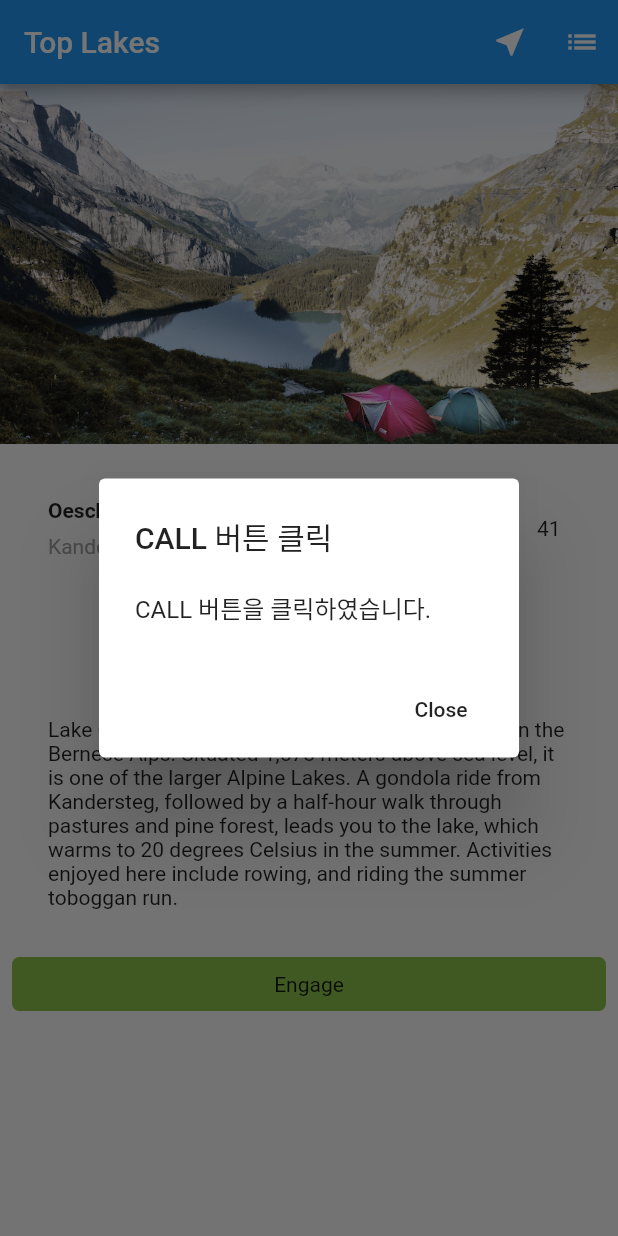
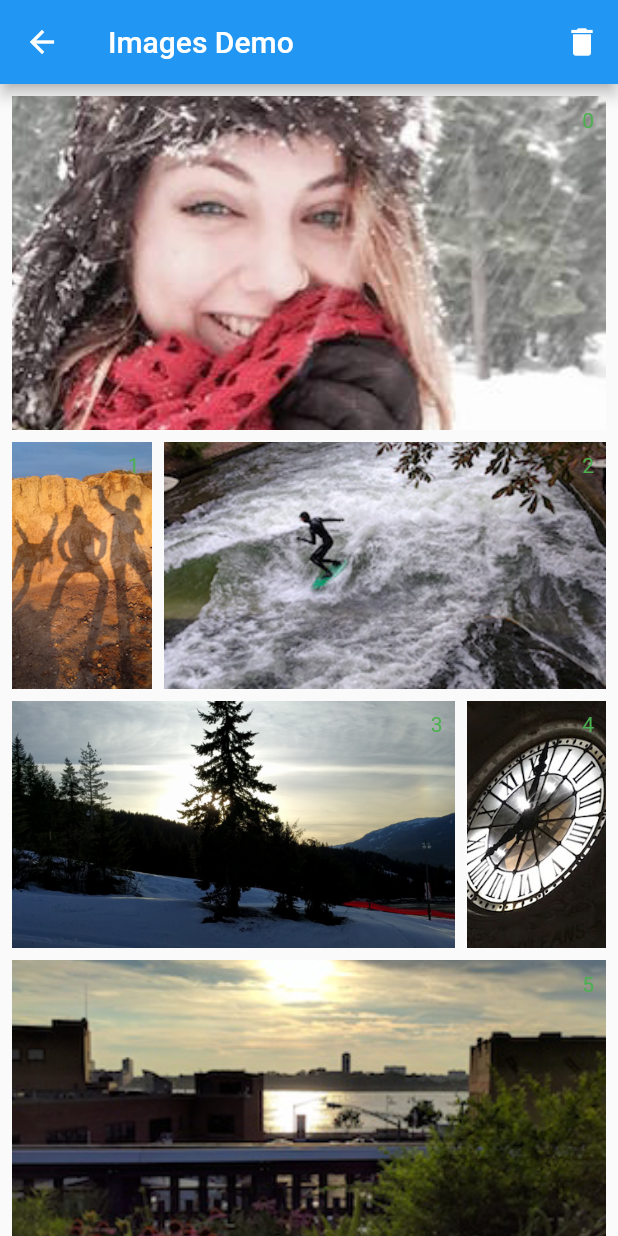
Before and after one commit to masterPatterns/flutter_app, a Flutter app: the screen it shows after launch, after a tap on "Engage", on a phone screen of 412 x 824 dp. Run offline on Flutter 3.47's test engine with Material 2 defaults, Android fonts, the phone set to English and light mode, and no system bars.

Commit message:
StaggerAnimation tutorial start

```diff
--- /dev/null
+++ b/lib/src/ImagesDemo.dart
@@ -0,0 +1,114 @@
+import 'package:flutter/material.dart';
+import 'package:flutter/scheduler.dart' show timeDilation;
+import 'package:flutter_app/src/PhotoFrame.dart';
+import 'package:flutter_app/src/PhotoItem.dart';
+import 'package:flutter_app/src/Photos.dart';
+
+final List<Photos> allPhotos = List<Photos>.generate(30, (int index) {
+return Photos('images/pic${index+1}.jpg', index);
+});
+
+final List<List<PhotoFrame>> photoBlockFrames = [
+    [const PhotoFrame(1.0, 0.4)],
+    [const PhotoFrame(0.25, 0.3), const PhotoFrame(0.75, 0.3)],
+    [const PhotoFrame(0.75, 0.3), const PhotoFrame(0.25, 0.3)],
+];
+
+class ImagesDemo extends StatefulWidget {
+    @override
+    _ImagesDemoState createState() => _ImagesDemoState();
+}
+
+class _ImagesDemoState extends State<ImagesDemo> with SingleTickerProviderStateMixin {
+    static const double _photoBlockHeight = 576.0;
+
+    int _selectedPhotoIndex;
+
+    void _selectPhoto(int photoIndex) {
+        setState(() {
+            _selectedPhotoIndex = photoIndex == _selectedPhotoIndex ? null : photoIndex;
+        });
+    }
+
+    void _removeSelectedPhoto() {
+        if (_selectedPhotoIndex == null)
+            return;
+        setState(() {
+            allPhotos.removeAt(_selectedPhotoIndex);
+            _selectedPhotoIndex = null;
+        });
+    }
+
+    Widget _buildPhotoBlock(BuildContext context, int blockIndex, int blockFrameCount) {
+        final List<Widget> rows = [];
+
+        int startPhotoIndex = blockIndex * blockFrameCount;
+        final Color photoColor = Colors.grey[500];
+        for (int rowIndex = 0; rowIndex < photoBlockFrames.length; rowIndex += 1) {
+            final List<Widget> rowChildren = [];
+            final int rowLength = photoBlockFrames[rowIndex].length;
+            for (int frameIndex = 0; frameIndex < rowLength; frameIndex += 1) {
+                final PhotoFrame frame = photoBlockFrames[rowIndex][frameIndex];
+                final int photoIndex = startPhotoIndex + frameIndex;
+                rowChildren.add(
+                    Expanded(
+                        flex: (frame.width * 100.0).toInt(),
+                        child: Container(
+                            padding: const EdgeInsets.all(4.0),
+                            height: frame.height * _photoBlockHeight,
+                            child: PhotoItem(
+                                photos: allPhotos[photoIndex],
+                                color: photoColor,
+                                selected: photoIndex == _selectedPhotoIndex,
+                                onTap: () {
+                                    _selectPhoto(photoIndex);
+                                },
+                            ),
+                        ),
+                    ),
+                );
+            }
+            rows.add(
+                    Row(
+                        crossAxisAlignment: CrossAxisAlignment.center,
+                        children: rowChildren,
+                    )
+            );
+            startPhotoIndex += rowLength;
+        }
+
+        return Column(
+                children: rows
+        );
+    }
+
+    @override
+    Widget build(BuildContext context) {
+        timeDilation = 2.0; // 1.0 is normal animation speed.
+
+        // Number of PhotoBlockFrames in each _photoBlockHeight block
+        final int photoBlockFrameCount = photoBlockFrames.map((List<PhotoFrame> l) => l.length).reduce((s, n) => s + n);
+
+        return Scaffold(
+            appBar: AppBar(
+                title: const Text('Images Demo'),
+                actions: <Widget>[
+                    IconButton(
+                        icon: Icon(Icons.delete),
+                        onPressed: _removeSelectedPhoto,
+                    ),
+                ],
+            ),
+            body: SizedBox.expand(
+                child: ListView.builder(
+                    padding: EdgeInsets.all(4.0),
+                    itemExtent: _photoBlockHeight,
+                    itemCount: (allPhotos.length / photoBlockFrameCount).floor(),
+                    itemBuilder: (BuildContext context, int blockIndex) {
+                        return _buildPhotoBlock(context, blockIndex, photoBlockFrameCount);
+                    },
+                ),
+            ),
+        );
+    }
+}
--- /dev/null
+++ b/lib/src/PhotoCheck.dart
@@ -0,0 +1,20 @@
+import 'package:flutter/material.dart';
+
+class PhotoCheck extends StatelessWidget {
+    const PhotoCheck({ Key key }) : super(key: key);
+
+    @override
+    Widget build(BuildContext context) {
+        return DecoratedBox(
+            decoration: BoxDecoration(
+                color: Theme.of(context).primaryColor,
+                borderRadius: BorderRadius.all(const Radius.circular(16.0)),
+            ),
+            child: const Icon(
+                Icons.check,
+                size: 32.0,
+                color: Colors.white,
+            ),
+        );
+    }
+}
--- /dev/null
+++ b/lib/src/PhotoFrame.dart
@@ -0,0 +1,5 @@
+class PhotoFrame {
+    const PhotoFrame(this.width, this.height);
+    final double width;
+    final double height;
+}
--- /dev/null
+++ b/lib/src/PhotoItem.dart
@@ -0,0 +1,204 @@
+import 'dart:async';
+
+import 'package:flutter/material.dart';
+import 'package:flutter_app/src/Photos.dart';
+import 'package:flutter_app/src/PhotoCheck.dart';
+
+class PhotoItem extends StatefulWidget {
+    PhotoItem({
+        Key key,
+        this.photos,
+        this.color,
+        this.onTap,
+        this.selected,
+    }) : super(key: key);
+
+    final Photos photos;
+    final Color color;
+    final VoidCallback onTap;
+    final bool selected;
+
+    @override
+    _PhotoItemState createState() => _PhotoItemState();
+}
+
+class _PhotoItemState extends State<PhotoItem> with TickerProviderStateMixin {
+
+    AnimationController _selectController;
+    Animation<double> _stackScaleAnimation;
+    Animation<RelativeRect> _imagePositionAnimation;
+    Animation<double> _checkScaleAnimation;
+    Animation<double> _checkSelectedOpacityAnimation;
+
+    AnimationController _replaceController;
+    Animation<Offset> _replaceNewPhotoAnimation;
+    Animation<Offset> _replaceOldPhotoAnimation;
+    Animation<double> _removeCheckAnimation;
+
+    Photos _oldPhoto;
+    Photos _newPhoto; // non-null during a remove animation
+
+    @override
+    void initState() {
+        super.initState();
+
+        _oldPhoto = widget.photos;
+
+        _selectController = AnimationController(
+                duration: const Duration(milliseconds: 300),
+                vsync: this
+        );
+        final Animation<double> easeSelection = CurvedAnimation(
+            parent: _selectController,
+            curve: Curves.easeIn,
+        );
+        _stackScaleAnimation = Tween<double>(begin: 1.0, end: 0.85).animate(easeSelection);
+        _checkScaleAnimation = Tween<double>(begin: 0.0, end: 1.25).animate(easeSelection);
+        _checkSelectedOpacityAnimation = Tween<double>(begin: 0.0, end: 1.0).animate(easeSelection);
+        _imagePositionAnimation = RelativeRectTween(
+            begin: const RelativeRect.fromLTRB(0.0, 0.0, 0.0, 0.0),
+            end: const RelativeRect.fromLTRB(12.0, 12.0, 12.0, 12.0),
+        ).animate(easeSelection);
+
+        _replaceController = AnimationController(
+                duration: const Duration(milliseconds: 300),
+                vsync: this
+        );
+
+        final Animation<double> easeInsert = CurvedAnimation(
+            parent: _replaceController,
+            curve: Curves.easeIn,
+        );
+
+        _replaceNewPhotoAnimation = Tween<Offset>(
+            begin: const Offset(1.0, 0.0),
+            end: Offset.zero,
+        ).animate(easeInsert);
+
+        _replaceOldPhotoAnimation = Tween<Offset>(
+            begin: const Offset(0.0, 0.0),
+            end: const Offset(-1.0, 0.0),
+        ).animate(easeInsert);
+
+        _removeCheckAnimation = Tween<double>(begin: 1.0, end: 0.0).animate(
+            CurvedAnimation(
+                parent: _replaceController,
+                curve: Interval(0.0, 0.25, curve: Curves.easeIn),
+            ),
+        );
+
+    }
+
+    @override
+    void dispose() {
+        _selectController.dispose();
+        _replaceController.dispose();
+        super.dispose();
+    }
+
+    @override
+    void didUpdateWidget(PhotoItem oldWidget) {
+        super.didUpdateWidget(oldWidget);
+
+        if (widget.photos != oldWidget.photos)
+            _replace(oldWidget.photos, widget.photos);
+        if (widget.selected != oldWidget.selected)
+            _select();
+    }
+
+    Future<void> _replace(Photos oldPhoto, Photos newPhoto) async {
+        try {
+            setState(() {
+                _oldPhoto = oldPhoto;
+                _newPhoto = newPhoto;
+            });
+            await _replaceController.forward().orCancel;
+            setState(() {
+                _oldPhoto = newPhoto;
+                _newPhoto = null;
+                _replaceController.value = 0.0;
+                _selectController.value = 0.0;
+            });
+        } on TickerCanceled {
+            print('canceled!'); //never reached...
+        }
+    }
+
+    void _select() {
+        if (widget.selected)
+            _selectController.forward();
+        else
+            _selectController.reverse();
+    }
+
+    Widget build(BuildContext context) {
+        return Stack(
+            children: <Widget>[
+                Positioned.fill(
+                    child: ClipRect(
+                        child: SlideTransition(
+                            position: _replaceOldPhotoAnimation,
+                            child: Material(
+                                color: widget.color,
+                                child: InkWell(
+                                    onTap: widget.onTap,
+                                    child: ScaleTransition(
+                                        scale: _stackScaleAnimation,
+                                        child: Stack(
+                                            children: <Widget>[
+                                                PositionedTransition(
+                                                    rect: _imagePositionAnimation,
+                                                    child: Image.asset(
+                                                        _oldPhoto.asset,
+                                                        fit: BoxFit.cover,
+                                                    ),
+                                                ),
+                                                Positioned(
+                                                    top: 0.0,
+                                                    left: 0.0,
+                                                    child: FadeTransition(
+                                                        opacity: _checkSelectedOpacityAnimation,
+                                                        child: FadeTransition(
+                                                            opacity: _removeCheckAnimation,
+                                                            child: ScaleTransition(
+                                                                alignment: Alignment.topLeft,
+                                                                scale: _checkScaleAnimation,
+                                                                child: const PhotoCheck(),
+                                                            ),
+                                                        ),
+                                                    ),
+                                                ),
+                                                PositionedTransition(
+                                                    rect: _imagePositionAnimation,
+                                                    child: Container(
+                                                        margin: const EdgeInsets.all(8.0),
+                                                        alignment: Alignment.topRight,
+                                                        child: Text(
+                                                            widget.photos.id.toString(),
+                                                            style: TextStyle(color: Colors.green),
+                                                        ),
+                                                    ),
+                                                ),
+                                            ],
+                                        ),
+                                    ),
+                                ),
+                            ),
+                        ),
+                    ),
+                ),
+                Positioned.fill(
+                    child: ClipRect(
+                        child: SlideTransition(
+                            position: _replaceNewPhotoAnimation,
+                            child: _newPhoto == null ? null : Image.asset(
+                                _newPhoto.asset,
+                                fit: BoxFit.cover,
+                            ),
+                        ),
+                    ),
+                ),
+            ],
+        );
+    }
+}
--- /dev/null
+++ b/lib/src/Photos.dart
@@ -0,0 +1,16 @@
+class Photos {
+    const Photos(this.asset, this.id);
+    final String asset;
+    final int id;
+
+    @override
+    bool operator ==(dynamic other) {
+        if (runtimeType != other.runtimeType)
+            return false;
+        final Photos typedOther = other;
+        return id == typedOther.id;
+    }
+
+    @override
+    int get hashCode => id.hashCode;
+}
--- a/lib/src/RandomWords.dart
+++ b/lib/src/RandomWords.dart
@@ -1,5 +1,6 @@
 import 'package:flutter/material.dart';
 import 'package:flutter_app/src/HeroAnimation.dart';
+import 'package:flutter_app/src/ImagesDemo.dart';
 import 'package:flutter_app/src/MyHomePage.dart';
 import 'package:flutter_app/src/Product.dart';
 import 'package:flutter_app/src/RadialExpansionDemo.dart';
@@ -192,7 +193,14 @@ class RandomWordsState extends State<RandomWords> {
           textSection,
           GestureDetector(
             onTap: () {
-              makeDialog(context);
+              Navigator.of(context).push(
+                new MaterialPageRoute(
+                  builder: (BuildContext context) {
+                    return ImagesDemo();
+                  },
+                ),
+              );
+//              makeDialog(context);
 //              print('MyButton was tapped!');
             },
             child: Container(
```
